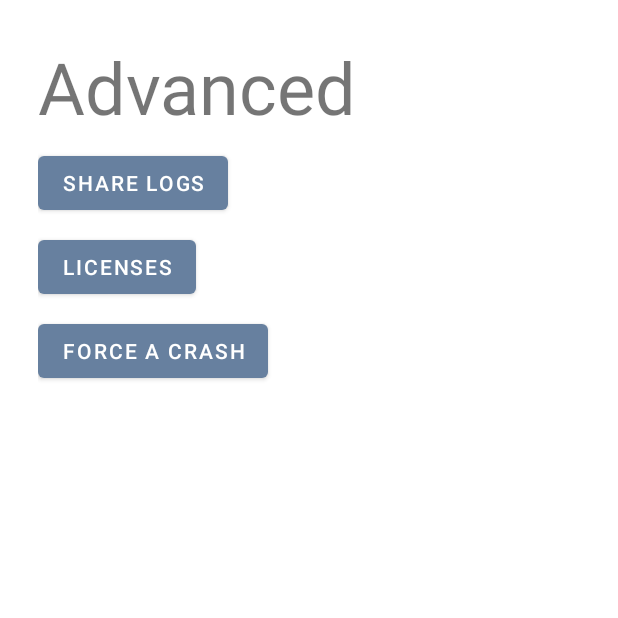
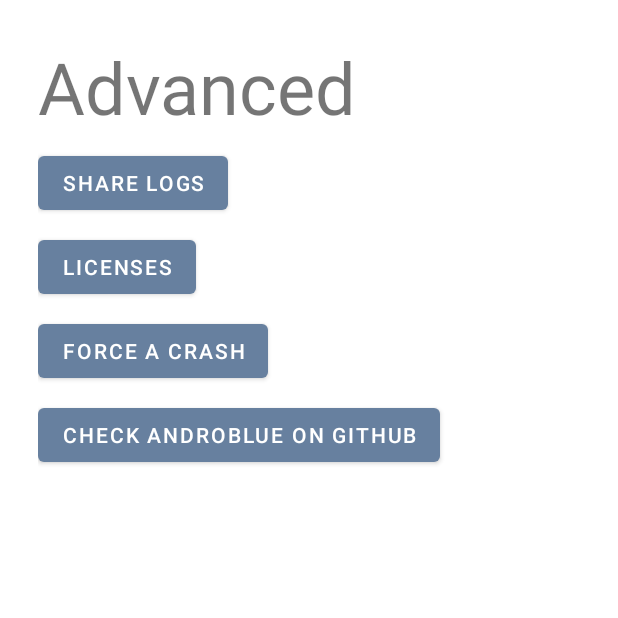
Before and after one commit to thierryd/AndroBlue, an Android app: the AdvancedActivity screen opened directly, with no data from a screen before it, after a tap on "SHARE LOGS", on a phone screen of 412 x 824 dp, the top half of it. Run offline under Robolectric (Android 15) with nearby library versions, the phone set to English and light mode, and no system bars; our stand-ins replace Dagger/Hilt's generated code; libraries missing offline, so code that uses them is left out: com.google.android.gms; 1 statement that could not run was skipped.

Commit message:
AndroBlue wip

```diff
--- a/app/src/main/java/androblue/app/advanced/AdvancedActivityController.kt
+++ b/app/src/main/java/androblue/app/advanced/AdvancedActivityController.kt
@@ -4,6 +4,7 @@ import androblue.common.dagger.ScopeActivity
 import androblue.common.ext.blockingOnClickListener
 import androblue.common.ext.onCreateRuns
 import android.content.Intent
+import android.net.Uri
 import com.google.android.gms.oss.licenses.OssLicensesMenuActivity
 import javax.inject.Inject
 
@@ -24,6 +25,10 @@ class AdvancedActivityController @Inject constructor(private val activity: Advan
             advancedSharelogs.blockingOnClickListener { shareLogsDelegate.shareLogs() }
             advancedLicense.blockingOnClickListener { activity.startActivity(Intent(activity, OssLicensesMenuActivity::class.java)) }
             advancedCrash.blockingOnClickListener { throw RuntimeException("Test Crash") }
+            advancedGithub.blockingOnClickListener {
+                val intent = Intent(Intent.ACTION_VIEW, Uri.parse("https://github.com/thierryd/AndroBlue"))
+                activity.startActivity(intent)
+            }
         }
     }
 }
--- a/app/src/main/java/androblue/app/di/module/AndroBlueApplicationProvideModule.kt
+++ b/app/src/main/java/androblue/app/di/module/AndroBlueApplicationProvideModule.kt
@@ -17,6 +17,7 @@ object AndroBlueApplicationProvideModule {
     internal fun provideLoggerDao(application: Application): LoggerDao {
         return Room
                 .databaseBuilder(application, LoggerDb::class.java, "log_db")
+                .allowMainThreadQueries()
                 .build()
                 .loggerDao()
     }
--- a/app/src/main/res/layout/advanced_activity.xml
+++ b/app/src/main/res/layout/advanced_activity.xml
@@ -43,4 +43,13 @@
             app:layout_constraintStart_toStartOf="parent"
             app:layout_constraintTop_toBottomOf="@id/advanced_license" />
 
+    <com.google.android.material.button.MaterialButton
+            android:id="@+id/advanced_github"
+            android:layout_width="wrap_content"
+            android:layout_height="wrap_content"
+            android:layout_marginTop="8dp"
+            android:text="@string/advance_github"
+            app:layout_constraintStart_toStartOf="parent"
+            app:layout_constraintTop_toBottomOf="@id/advanced_crash" />
+
 </androidx.constraintlayout.widget.ConstraintLayout>
--- a/app/src/main/res/values/app_strings.xml
+++ b/app/src/main/res/values/app_strings.xml
@@ -25,6 +25,7 @@
     <string name="advanced_license">Licenses</string>
     <string name="advanced_sharelogs">Share logs</string>
     <string name="advanced_crash">Force a crash</string>
+    <string name="advance_github">Check AndroBlue on GitHub</string>
 
     <string name="login_invalidlogin">Invalid login or PIN</string>
 
--- a/commonlib/src/main/java/androblue/common/log/db/LoggerDatabaseHelper.kt
+++ b/commonlib/src/main/java/androblue/common/log/db/LoggerDatabaseHelper.kt
@@ -2,6 +2,7 @@ package androblue.common.log.db
 
 import androblue.common.dagger.ScopeApplication
 import androblue.common.log.Category
+import android.util.Log
 import androidx.annotation.VisibleForTesting
 import kotlinx.coroutines.runBlocking
 import kotlinx.coroutines.sync.Mutex
@@ -43,16 +44,27 @@ class LoggerDatabaseHelper @Inject constructor(private val loggerDao: LoggerDao)
     }
 
     fun flush() {
+        Log.d("TDRA", "TDRA AAAA ")
         runBlocking {
+            Log.d("TDRA", "TDRA BBBB ")
             mutex.withLock {
+                Log.d("TDRA", "TDRA CCCC ")
                 saveBufferToDb()
+                Log.d("TDRA", "TDRA DDDD ")
             }
         }
     }
 
     private fun saveBufferToDb() {
+        Log.d("TDRA", "TDRA CCCC 1")
         val buffer = currentBuffer
+        Log.d("TDRA", "TDRA CCCC 2")
         currentBuffer = arrayListOf()
-        loggerDao.save(buffer.toTypedArray())
+        Log.d("TDRA", "TDRA CCCC 3")
+        val entities = buffer.toTypedArray()
+        Log.d("TDRA", "TDRA CCCC 3 A")
+        loggerDao.save(entities)
+        Log.d("TDRA", "TDRA CCCC 3 B")
+        Log.d("TDRA", "TDRA CCCC 4")
     }
 }
```
Also changed, not shown: app/src/main/res/layout/home_activity.xml (+17 -13 lines), 1 other file.
